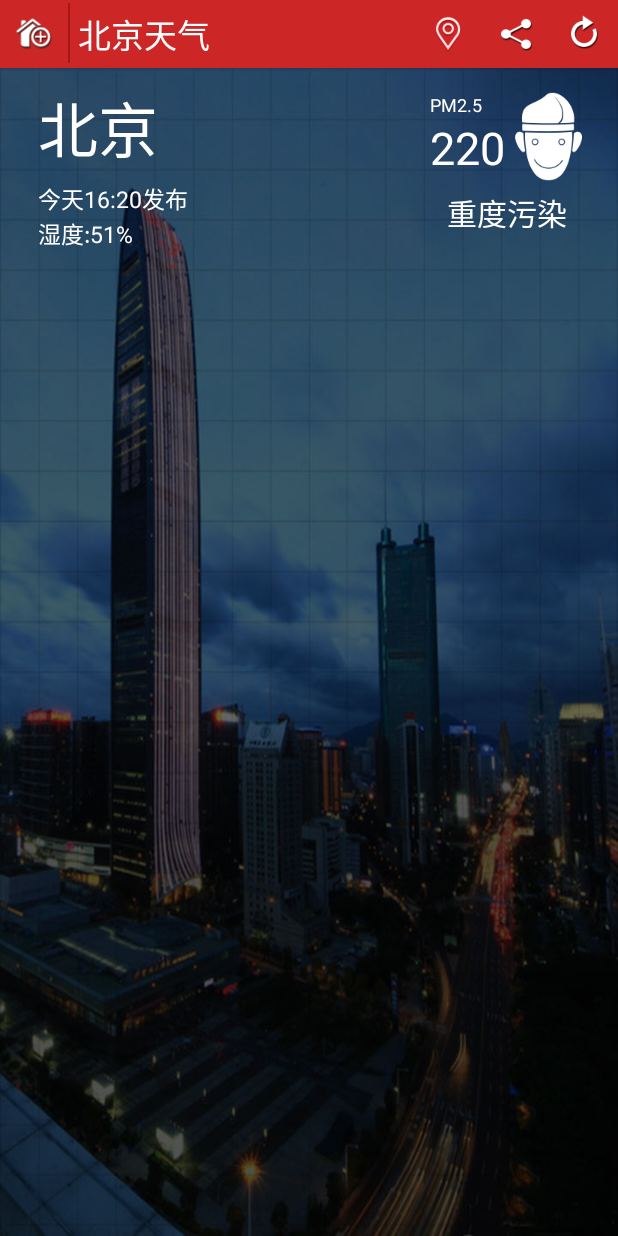
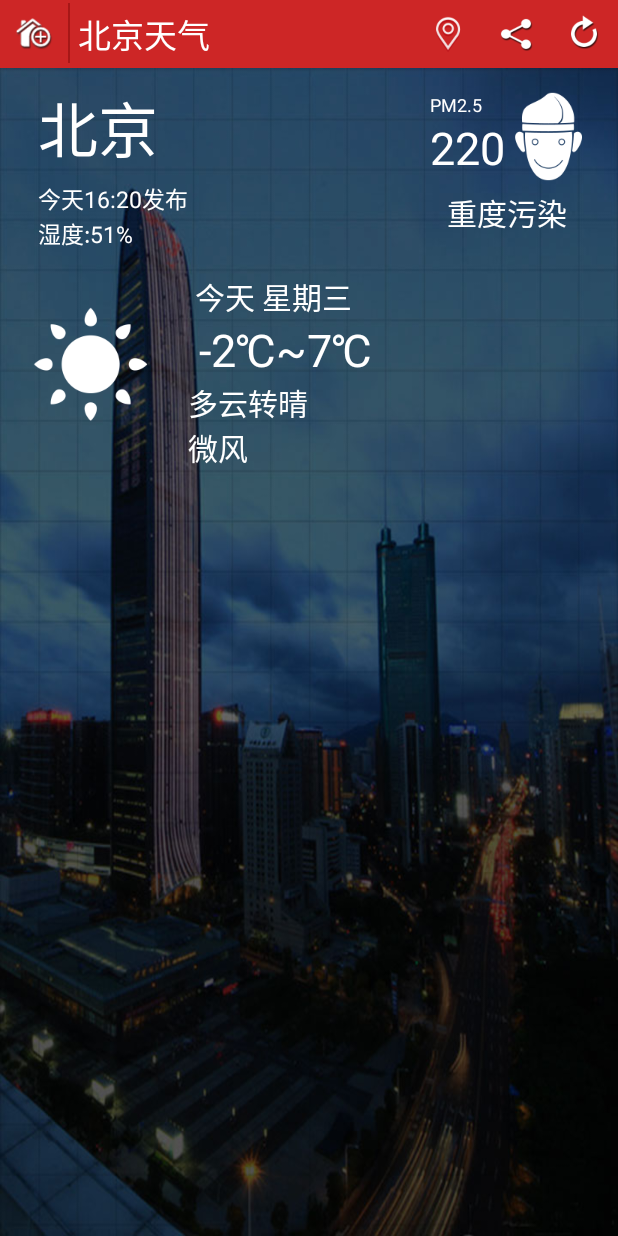
Before and after one commit to yinping1103/myweather, an Android app: the screen it shows after launch (MainActivity), on a phone screen of 412 x 824 dp. Run offline under Robolectric (Android 15) with nearby library versions, the phone set to English and light mode, and no system bars.

Commit message:
今日天气信息

```diff
--- a/app/src/main/res/layout/wether_info.xml
+++ b/app/src/main/res/layout/wether_info.xml
@@ -53,7 +53,7 @@
             android:src="@drawable/base_action_bar_action_city" />
     </RelativeLayout>
 
-    <!--今日天气信息整体信息块-->
+    <!-- 主体界面-->
     <LinearLayout
         android:layout_width="fill_parent"
         android:layout_height="fill_parent"
@@ -61,7 +61,7 @@
         android:background="@drawable/biz_plugin_weather_shenzhen_bg"
         android:orientation="vertical"
         >
-        <!--今日天气信息-->
+        <!--今日天气上部-->
         <RelativeLayout
             android:id="@+id/weather_today"
             android:layout_width="fill_parent"
@@ -162,7 +162,74 @@
                     android:textColor="@android:color/white"
                     android:textSize="20.0sp" />
             </LinearLayout>
-            <!--今日天气信息-->
+        </RelativeLayout>
+
+        <!--今日天气详情界面-->
+        <RelativeLayout
+            android:id="@+id/weather_today_information"
+            android:layout_width="match_parent"
+            android:layout_height="match_parent"
+            android:layout_alignParentLeft="true"
+            android:layout_below="@id/humidity"
+            android:layout_centerInParent="true"
+            android:layout_marginTop="5.0dp">
+            <!--今日天气图片事例-->
+            <ImageView
+
+                android:id="@+id/weather_image"
+                android:layout_width="wrap_content"
+                android:layout_height="wrap_content"
+                android:layout_alignParentLeft="true"
+                android:src="@drawable/biz_plugin_weather_qing" />
+            <!--今日星期-->
+            <TextView
+                android:id="@+id/week_today"
+                android:layout_width="wrap_content"
+                android:layout_height="wrap_content"
+                android:layout_alignParentTop="true"
+                android:layout_marginLeft="5.0dp"
+                android:layout_toRightOf="@id/weather_image"
+                android:singleLine="true"
+                android:text=" 今天 星期三"
+                android:textColor="@android:color/white"
+                android:textSize="20.0sp"/>
+            <!--温度范围-->
+            <TextView
+            android:id="@+id/temperature"
+            android:layout_width="wrap_content"
+            android:layout_height="wrap_content"
+            android:layout_below="@id/week_today"
+            android:layout_marginLeft="5.0dp"
+            android:layout_toRightOf="@id/weather_image"
+            android:singleLine="true"
+            android:text=" -2℃~7℃"
+            android:textColor="@android:color/white"
+            android:textSize="30.0sp"/>
+            <!--天气状况-->
+            <TextView
+                android:id="@+id/climate"
+                android:layout_width="wrap_content"
+                android:layout_height="wrap_content"
+                android:layout_below="@id/temperature"
+                android:layout_marginLeft="5.0dp"
+                android:layout_toRightOf="@id/weather_image"
+                android:singleLine="true"
+                android:text="多云转晴"
+                android:textColor="@android:color/white"
+                android:textSize="20.0sp"/>
+            <!--风力情况-->
+            <TextView
+                android:id="@+id/wind"
+                android:layout_width="wrap_content"
+                android:layout_height="wrap_content"
+                android:layout_below="@id/climate"
+                android:layout_marginLeft="5.0dp"
+                android:layout_toRightOf="@id/weather_image"
+                android:singleLine="true"
+                android:text="微风"
+                android:textColor="@android:color/white"
+                android:textSize="20.0sp"/>
+
         </RelativeLayout>
         <!--一周天气信息-->
         <!--其他广告-->
```
